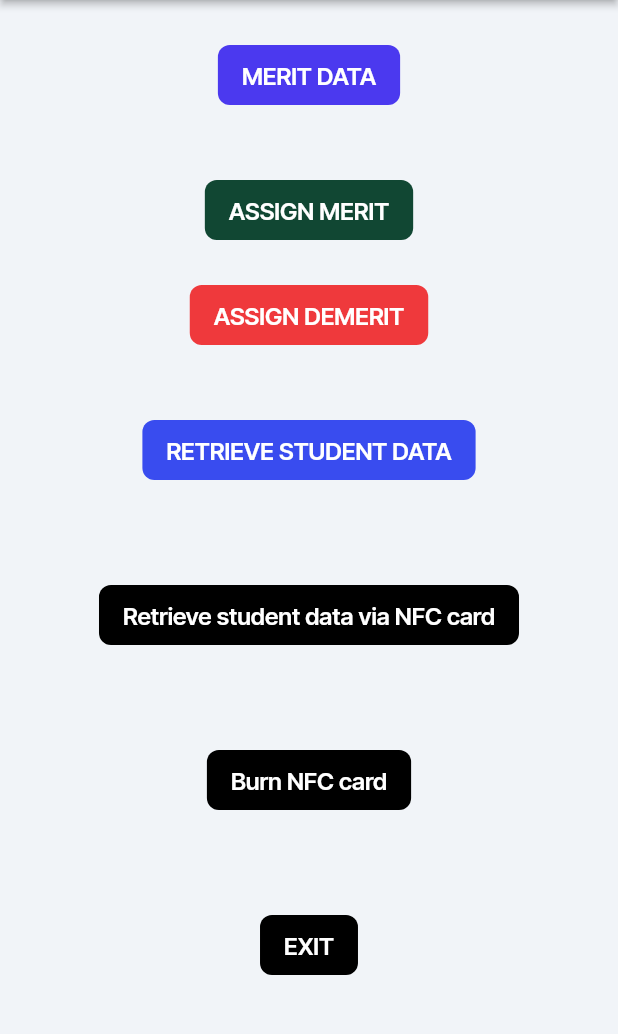
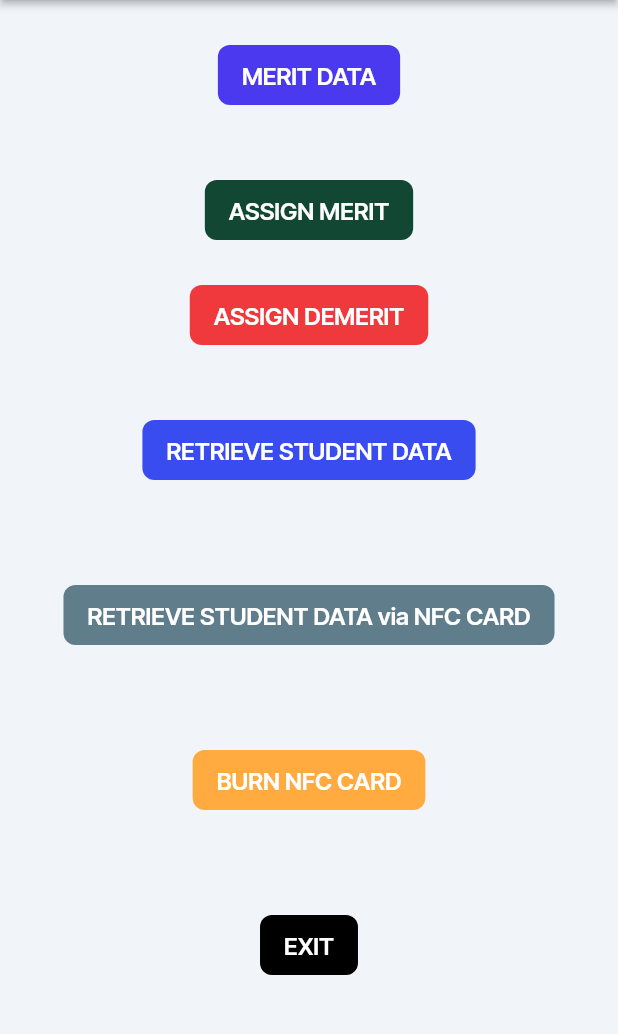
Before and after one commit to syedadib19/emrsmb, a Flutter app: the screen it shows after launch, after a tap on "EXIT", on a phone screen of 412 x 824 dp, the part 84-1118 px from its top. Run offline on Flutter 3.47's test engine with Material 3 defaults, Android fonts, the phone set to English and light mode, and no system bars; drawn by our look-alikes of auto_size_text; our stand-ins replace font_awesome_flutter, from_css_color, go_router, google_fonts, page_transition, shared_preferences and 1 more; missing offline and left inert: json_path, nfc_manager.

Commit message:
1st commit

```diff
--- a/lib/pages/home_page/home_page_widget.dart
+++ b/lib/pages/home_page/home_page_widget.dart
@@ -4,6 +4,7 @@ import 'package:e_m_r_s_m_b/NFCstudentlookup.dart';
 import 'package:e_m_r_s_m_b/burnNFC.dart';
 import 'package:e_m_r_s_m_b/getsmp.dart';
 import 'package:e_m_r_s_m_b/meritdata.dart';
+import 'package:flutter/services.dart';
 
 import '/flutter_flow/flutter_flow_theme.dart';
 import '/flutter_flow/flutter_flow_util.dart';
@@ -211,14 +212,14 @@ class _HomePageWidgetState extends State<HomePageWidget> {
                         MaterialPageRoute(builder: (context)=>NFCScreen())
                     );
                   },
-                  text: 'Retrieve student data via NFC card',
+                  text: 'RETRIEVE STUDENT DATA via NFC CARD',
                   options: FFButtonOptions(
                     height: 40.0,
                     padding:
                     EdgeInsetsDirectional.fromSTEB(16.0, 0.0, 16.0, 0.0),
                     iconPadding:
                     EdgeInsetsDirectional.fromSTEB(0.0, 0.0, 0.0, 0.0),
-                    color: Colors.black,
+                    color: Colors.blueGrey,
                     textStyle: FlutterFlowTheme.of(context).titleSmall.override(
                       fontFamily: 'Inter Tight',
                       color: Colors.white,
@@ -239,14 +240,14 @@ class _HomePageWidgetState extends State<HomePageWidget> {
                         MaterialPageRoute(builder: (context)=>BurnNFCPage())
                     );
                   },
-                  text: 'Burn NFC card',
+                  text: 'BURN NFC CARD',
                   options: FFButtonOptions(
                     height: 40.0,
                     padding:
                     EdgeInsetsDirectional.fromSTEB(16.0, 0.0, 16.0, 0.0),
                     iconPadding:
                     EdgeInsetsDirectional.fromSTEB(0.0, 0.0, 0.0, 0.0),
-                    color: Colors.black,
+                    color: Colors.orangeAccent,
                     textStyle: FlutterFlowTheme.of(context).titleSmall.override(
                       fontFamily: 'Inter Tight',
                       color: Colors.white,
@@ -262,6 +263,7 @@ class _HomePageWidgetState extends State<HomePageWidget> {
                 child: FFButtonWidget(
                   onPressed: () {
                     print('Button pressed ...');
+                    SystemNavigator.pop(); // Exits the app
                   },
                   text: 'EXIT',
                   options: FFButtonOptions(
```
Also changed, not shown: pubspec.yaml (+8 -0 lines), pubspec.lock, 20 other files.
